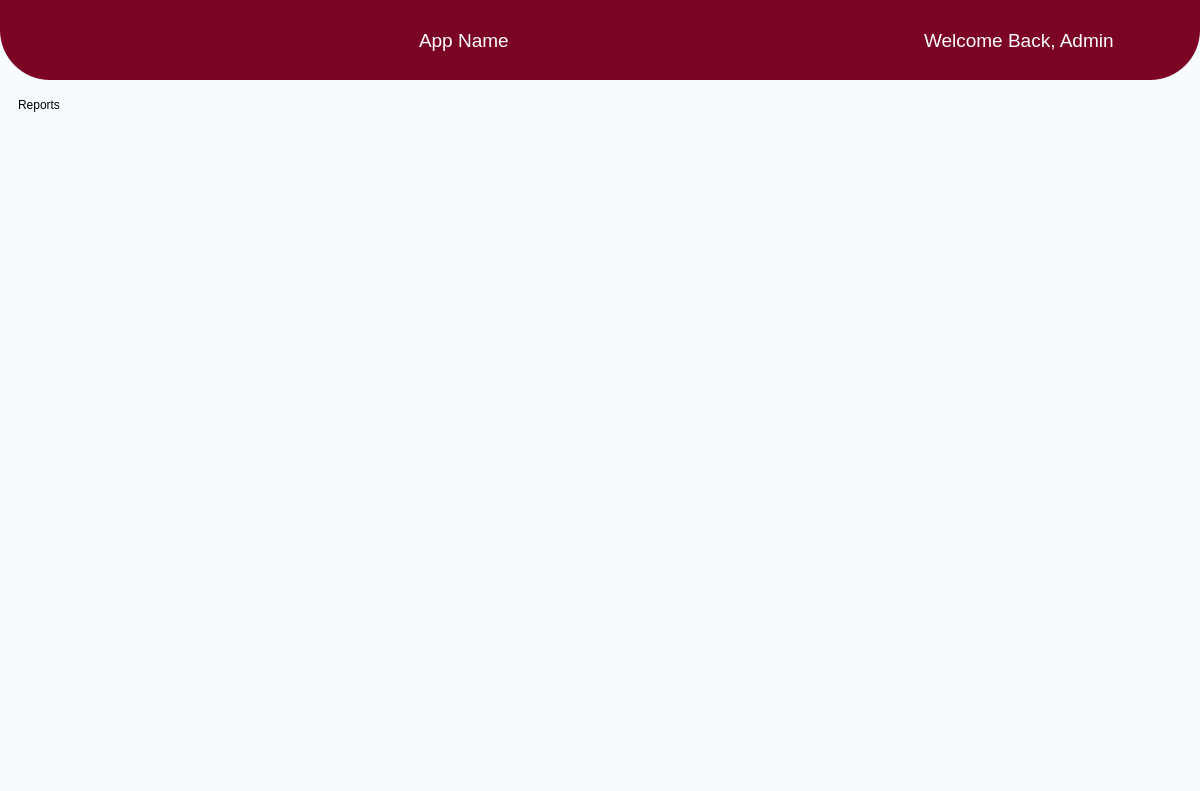
The window that main.ui (chiub2/CMPT496FR) describes before a commit, drawn with Qt 5.
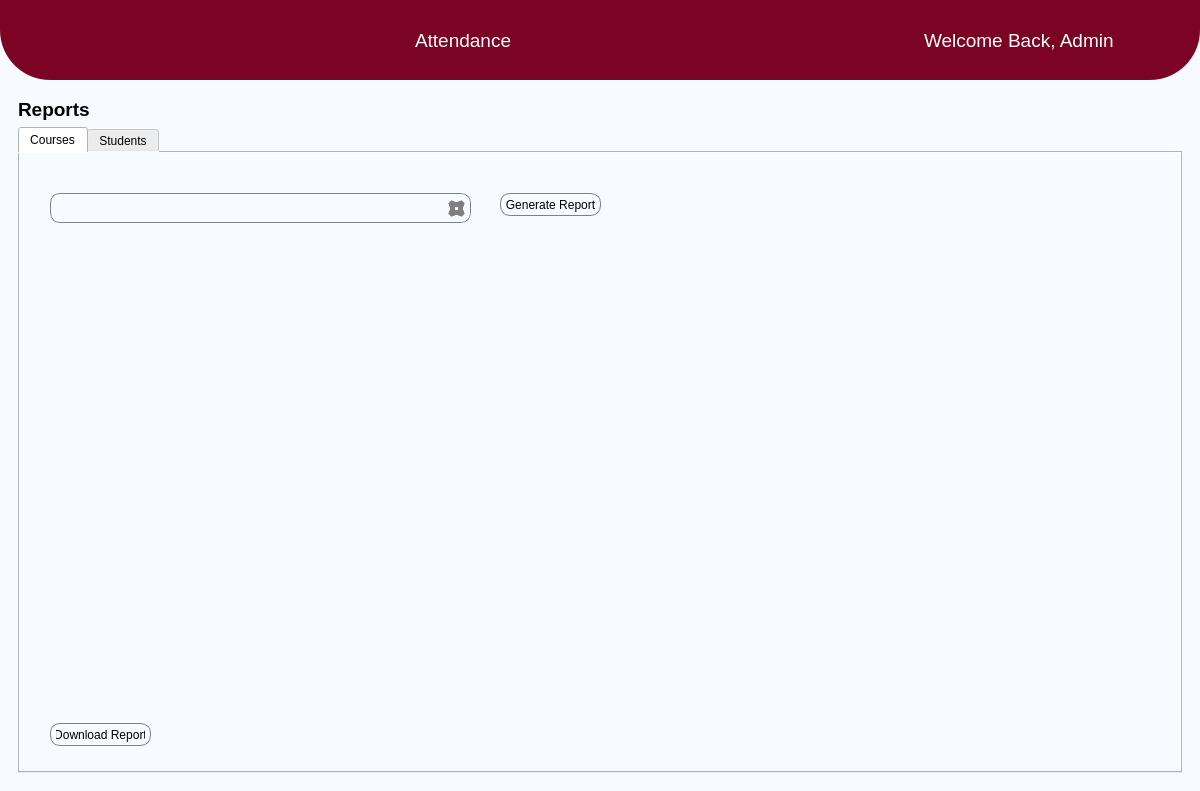
The same window after the commit. The open tabs and pages were chosen to show the change. Icons and pictures are not drawn. Custom widgets are drawn as their Qt base class.

The edit to the form file:
```diff
--- a/main.ui
+++ b/main.ui
@@ -128,7 +128,7 @@
              </font>
             </property>
             <property name="text">
-             <string>App Name</string>
+             <string>Attendance</string>
             </property>
            </widget>
           </item>
@@ -1101,23 +1101,215 @@
              <layout class="QVBoxLayout" name="verticalLayout_17">
               <item>
                <widget class="QLabel" name="label_3">
+                <property name="font">
+                 <font>
+                  <pointsize>14</pointsize>
+                  <weight>75</weight>
+                  <bold>true</bold>
+                 </font>
+                </property>
                 <property name="text">
                  <string>Reports</string>
                 </property>
                </widget>
               </item>
               <item>
-               <spacer name="verticalSpacer">
-                <property name="orientation">
-                 <enum>Qt::Vertical</enum>
+               <widget class="QTabWidget" name="tabWidget">
+                <property name="enabled">
+                 <bool>true</bool>
                 </property>
-                <property name="sizeHint" stdset="0">
-                 <size>
-                  <width>20</width>
-                  <height>653</height>
-                 </size>
+                <property name="styleSheet">
+                 <string notr="true">QComboBox{
+	padding-left:10px;
+	border: 1px solid gray;
+	border-radius: 10px;
+}
+
+QPushButton{
+	padding-left:5px;
+	padding-right:5px;
+	border: 1px solid gray;
+	border-radius: 10px;
+}
+
+QPushButton:hover{
+   background-color: #b3b3b3;
+}
+
+QComboBox::drop-down:button{
+	width:28px;
+	height:28px;
+	 border: 0px solid gray;
+	border-radius:10px; 
+	background:#f7fbff;
+}
+
+QComboBox::down-arrow {
+    border: 5px solid gray;
+	border-radius: 2px;
+}
+
+QComboBox::down-arrow {
+    image: url(:/UI/UI resources/BlackIcons/arrow-down.svg);
+}
+
+QComboBox::drop-down:button: hover{
+	background-color: #b3b3b3;
+}
+
+QComboBox::down-arrow:on { /* shift the arrow when popup is open */
+	top: 1px;
+    left: 1px;
+}</string>
                 </property>
-               </spacer>
+                <property name="currentIndex">
+                 <number>1</number>
+                </property>
+                <widget class="QWidget" name="courseReportsTab">
+                 <attribute name="title">
+                  <string>Courses</string>
+                 </attribute>
+                 <widget class="QComboBox" name="coursesReportsComboBox">
+                  <property name="geometry">
+                   <rect>
+                    <x>30</x>
+                    <y>40</y>
+                    <width>421</width>
+                    <height>30</height>
+                   </rect>
+                  </property>
+                  <property name="sizePolicy">
+                   <sizepolicy hsizetype="Expanding" vsizetype="Expanding">
+                    <horstretch>0</horstretch>
+                    <verstretch>0</verstretch>
+                   </sizepolicy>
+                  </property>
+                  <property name="editable">
+                   <bool>false</bool>
+                  </property>
+                  <property name="insertPolicy">
+                   <enum>QComboBox::InsertAlphabetically</enum>
+                  </property>
+                  <property name="iconSize">
+                   <size>
+                    <width>30</width>
+                    <height>30</height>
+                   </size>
+                  </property>
+                 </widget>
+                 <widget class="QPushButton" name="generateCoursesReportButton">
+                  <property name="geometry">
+                   <rect>
+                    <x>480</x>
+                    <y>40</y>
+                    <width>101</width>
+                    <height>23</height>
+                   </rect>
+                  </property>
+                  <property name="sizePolicy">
+                   <sizepolicy hsizetype="Fixed" vsizetype="Fixed">
+                    <horstretch>0</horstretch>
+                    <verstretch>0</verstretch>
+                   </sizepolicy>
+                  </property>
+                  <property name="text">
+                   <string>Generate Report</string>
+                  </property>
+                 </widget>
+                 <widget class="PlotWidget" name="coursesReportsGraph" native="true">
+                  <property name="geometry">
+                   <rect>
+                    <x>30</x>
+                    <y>110</y>
+                    <width>811</width>
+                    <height>421</height>
+                   </rect>
+                  </property>
+                 </widget>
+                 <widget class="QPushButton" name="downloadCourseReportButton">
+                  <property name="geometry">
+                   <rect>
+                    <x>30</x>
+                    <y>570</y>
+                    <width>101</width>
+                    <height>23</height>
+                   </rect>
+                  </property>
+                  <property name="text">
+                   <string>Download Report</string>
+                  </property>
+                 </widget>
+                </widget>
+                <widget class="QWidget" name="studentsReportsTab">
+                 <property name="enabled">
+                  <bool>false</bool>
+                 </property>
+                 <attribute name="title">
+                  <string>Students</string>
+                 </attribute>
+                 <widget class="QPushButton" name="generateStudentsReportButton">
+                  <property name="geometry">
+                   <rect>
+                    <x>480</x>
+                    <y>40</y>
+                    <width>101</width>
+                    <height>23</height>
+                   </rect>
+                  </property>
+                  <property name="sizePolicy">
+                   <sizepolicy hsizetype="Fixed" vsizetype="Fixed">
+                    <horstretch>0</horstretch>
+                    <verstretch>0</verstretch>
+                   </sizepolicy>
+                  </property>
+                  <property name="text">
+                   <string>Generate Report</string>
+                  </property>
+                 </widget>
+                 <widget class="QComboBox" name="studentsReportsComboBox">
+                  <property name="geometry">
+                   <rect>
+                    <x>30</x>
+                    <y>40</y>
+                    <width>421</width>
+                    <height>30</height>
+                   </rect>
+                  </property>
+                  <property name="insertPolicy">
+                   <enum>QComboBox::InsertAlphabetically</enum>
+                  </property>
+                  <property name="iconSize">
+                   <size>
+                    <width>30</width>
+                    <height>30</height>
+                   </size>
+                  </property>
+                 </widget>
+                 <widget class="PlotWidget" name="studentsReportsGraph" native="true">
+                  <property name="geometry">
+                   <rect>
+                    <x>30</x>
+                    <y>110</y>
+                    <width>811</width>
+                    <height>421</height>
+                   </rect>
+                  </property>
+                 </widget>
+                 <widget class="QPushButton" name="downloadStudentsReportButton">
+                  <property name="geometry">
+                   <rect>
+                    <x>30</x>
+                    <y>570</y>
+                    <width>101</width>
+                    <height>23</height>
+                   </rect>
+                  </property>
+                  <property name="text">
+                   <string>Download Report</string>
+                  </property>
+                 </widget>
+                </widget>
+               </widget>
               </item>
              </layout>
             </widget>
@@ -1267,6 +1459,14 @@
    </layout>
   </widget>
  </widget>
+ <customwidgets>
+  <customwidget>
+   <class>PlotWidget</class>
+   <extends>QWidget</extends>
+   <header location="global">pyqtgraph</header>
+   <container>1</container>
+  </customwidget>
+ </customwidgets>
  <resources>
   <include location="UI/UI resources/backgoundImages.qrc"/>
   <include location="UI/UI resources/icons.qrc"/>
```
Left out of the diff: 10 changed lines with no effect on the pictures.
